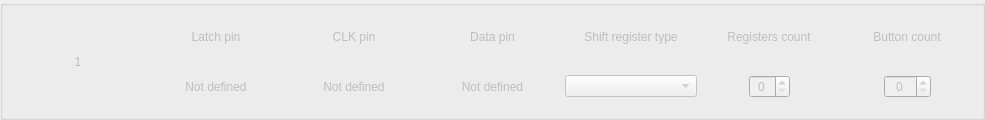
Old version of the form src/widgets/shift-reg/shiftregisters.ui in the repository anpeaco/FreeJoyXConfiguratorQt.
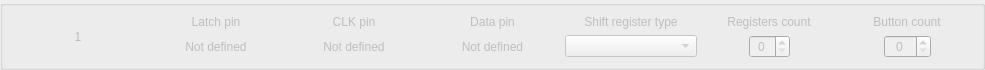
New version of the form. Custom widgets are drawn as their Qt base class.

```diff
--- a/src/widgets/shift-reg/shiftregisters.ui
+++ b/src/widgets/shift-reg/shiftregisters.ui
@@ -7,13 +7,13 @@
     <x>0</x>
     <y>0</y>
     <width>985</width>
-    <height>120</height>
+    <height>32</height>
    </rect>
   </property>
   <property name="minimumSize">
    <size>
     <width>0</width>
-    <height>100</height>
+    <height>0</height>
    </size>
   </property>
   <property name="windowTitle">
@@ -72,20 +72,6 @@
            shiftregisters.cpp for the sync logic. -->
       <item row="1" column="5">
        <layout class="QGridLayout" name="gridLayout_RegisterCount" columnstretch="1,0,1">
-        <item row="0" column="1">
-         <spacer name="verticalSpacer_RC1">
-          <property name="orientation"><enum>Qt::Vertical</enum></property>
-          <property name="sizeType"><enum>QSizePolicy::Minimum</enum></property>
-          <property name="sizeHint" stdset="0"><size><width>20</width><height>10</height></size></property>
-         </spacer>
-        </item>
-        <item row="2" column="1">
-         <spacer name="verticalSpacer_RC2">
-          <property name="orientation"><enum>Qt::Vertical</enum></property>
-          <property name="sizeType"><enum>QSizePolicy::Minimum</enum></property>
-          <property name="sizeHint" stdset="0"><size><width>20</width><height>10</height></size></property>
-         </spacer>
-        </item>
         <item row="1" column="0">
          <spacer name="horizontalSpacer_RC1">
           <property name="orientation"><enum>Qt::Horizontal</enum></property>
@@ -173,58 +159,10 @@
           </property>
          </widget>
         </item>
-        <item row="0" column="1">
-         <spacer name="verticalSpacer_3">
-          <property name="orientation">
-           <enum>Qt::Vertical</enum>
-          </property>
-          <property name="sizeType">
-           <enum>QSizePolicy::Minimum</enum>
-          </property>
-          <property name="sizeHint" stdset="0">
-           <size>
-            <width>20</width>
-            <height>10</height>
-           </size>
-          </property>
-         </spacer>
-        </item>
-        <item row="2" column="1">
-         <spacer name="verticalSpacer_4">
-          <property name="orientation">
-           <enum>Qt::Vertical</enum>
-          </property>
-          <property name="sizeType">
-           <enum>QSizePolicy::Minimum</enum>
-          </property>
-          <property name="sizeHint" stdset="0">
-           <size>
-            <width>20</width>
-            <height>10</height>
-           </size>
-          </property>
-         </spacer>
-        </item>
        </layout>
       </item>
       <item row="1" column="4">
        <layout class="QGridLayout" name="gridLayout_2">
-        <item row="0" column="0">
-         <spacer name="verticalSpacer">
-          <property name="orientation">
-           <enum>Qt::Vertical</enum>
-          </property>
-          <property name="sizeType">
-           <enum>QSizePolicy::Minimum</enum>
-          </property>
-          <property name="sizeHint" stdset="0">
-           <size>
-            <width>20</width>
-            <height>10</height>
-           </size>
-          </property>
-         </spacer>
-        </item>
         <item row="1" column="0">
          <widget class="CenteredCBox" name="comboBox_ShiftRegType">
           <property name="enabled">
@@ -238,22 +176,6 @@
           </property>
          </widget>
         </item>
-        <item row="2" column="0">
-         <spacer name="verticalSpacer_2">
-          <property name="orientation">
-           <enum>Qt::Vertical</enum>
-          </property>
-          <property name="sizeType">
-           <enum>QSizePolicy::Minimum</enum>
-          </property>
-          <property name="sizeHint" stdset="0">
-           <size>
-            <width>20</width>
-            <height>10</height>
-           </size>
-          </property>
-         </spacer>
-        </item>
        </layout>
       </item>
       <item row="0" column="0" rowspan="2">
```
